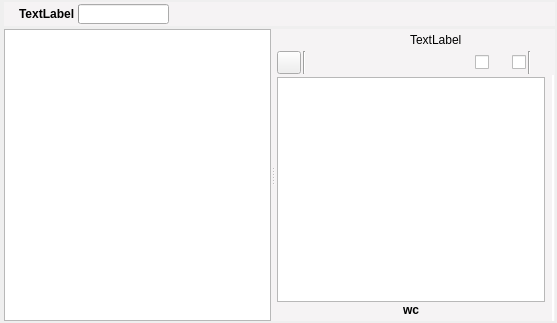
Qt form ui/manuscript_view.ui (zkovari/plotlyst) before a commit.
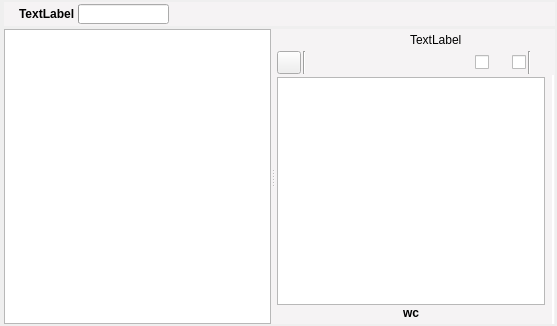
The same form after that commit. Custom widgets are drawn as their Qt base class.

Patch:
```diff
--- a/ui/manuscript_view.ui
+++ b/ui/manuscript_view.ui
@@ -7,7 +7,7 @@
     <x>0</x>
     <y>0</y>
     <width>557</width>
-    <height>323</height>
+    <height>326</height>
    </rect>
   </property>
   <property name="windowTitle">
```
